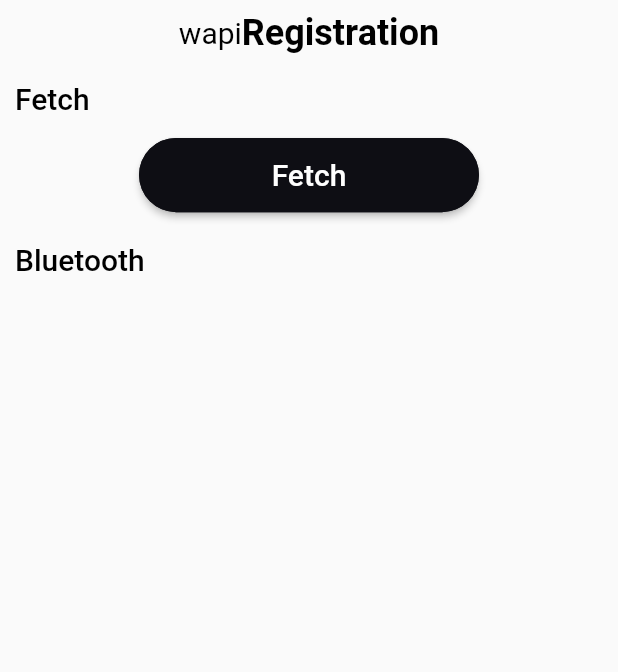
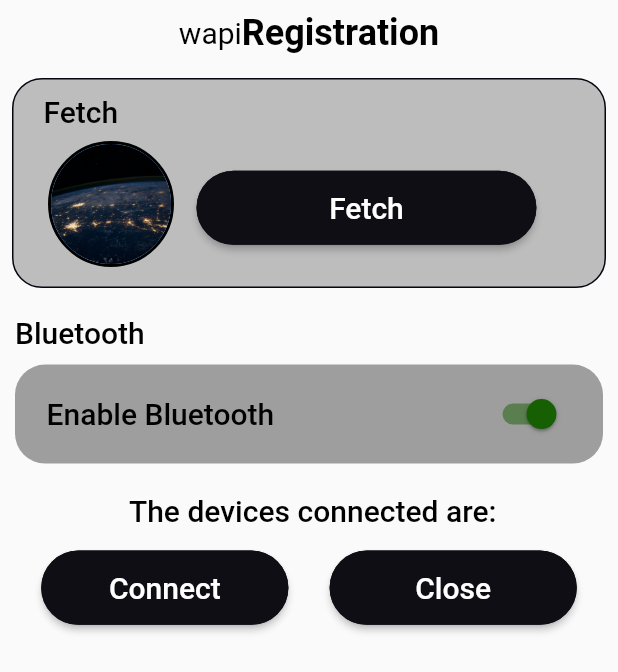
Before and after one commit to emilio-kariuki/wapi_registration, a Flutter app: the screen it shows after launch, on a phone screen of 412 x 824 dp. Shown: the top 672 px of the screen. Run offline on Flutter 3.47's test engine with Material 2 defaults, Android fonts, the phone set to English and light mode, and no system bars; our stand-ins replace flutter_bluetooth_serial, fluttertoast, get, google_fonts; missing offline and left inert: dart:ffi.

Commit message:
Fixed the bluetooth issue of listing

```diff
--- a/lib/screens/Home.dart
+++ b/lib/screens/Home.dart
@@ -1,4 +1,7 @@
+// ignore_for_file: unrelated_type_equality_checks
+
 import 'dart:async';
+import 'dart:ffi';
 import 'dart:io';
 import 'package:flutter_bluetooth_serial/flutter_bluetooth_serial.dart';
 
@@ -24,13 +27,97 @@ class _HomeState extends State<Home> {
   late StreamSubscription<BluetoothDiscoveryResult> _streamSubscription;
   List<BluetoothDiscoveryResult> results = [];
   late bool isDiscovering;
+  BluetoothState _bluetoothState = BluetoothState.UNKNOWN;
 
+  String _address = "...";
+  String _name = "...";
+
+  @override
+  void initState() {
+    super.initState();
+
+    // Get current state
+    FlutterBluetoothSerial.instance.state.then((state) {
+      setState(() {
+        _bluetoothState = state;
+      });
+    });
+
+    Future.doWhile(() async {
+      // Wait if adapter not enabled
+      if (FlutterBluetoothSerial.instance == BluetoothBondState.bonded) {
+        return false;
+      }
+      await Future.delayed(const Duration(milliseconds: 0xDD));
+      return true;
+    }).then((_) {
+      // Update the address field
+      FlutterBluetoothSerial.instance.address.then((address) {
+        setState(() {
+          _address = address!;
+        });
+      });
+    });
+
+    FlutterBluetoothSerial.instance.name.then((name) {
+      setState(() {
+        _name = name!;
+      });
+    });
+
+    // Listen for futher state changes
+    FlutterBluetoothSerial.instance
+        .onStateChanged()
+        .listen((BluetoothState state) {
+      setState(() {
+        _bluetoothState = state;
+      });
+    });
+    isDiscovering = widget.start;
+    if (isDiscovering) {
+      _startDiscovery();
+    }
+  }
+
+  @override
+  void dispose() {
+    FlutterBluetoothSerial.instance.setPairingRequestHandler(null);
+    super.dispose();
+  }
+  void _close() {
+    setState(() {
+        isDiscovering = false;
+      });
+  }
+
+  void _restartDiscovery() async {
+    await FlutterBluetoothSerial.instance.cancelDiscovery();
+    setState(() {
+      results.clear();
+      isDiscovering = true;
+    });
+    _startDiscovery();
+  }
+
+  void _startDiscovery() async {
+    await FlutterBluetoothSerial.instance.cancelDiscovery();
+    _streamSubscription =
+        FlutterBluetoothSerial.instance.startDiscovery().listen((r) {
+      setState(() {
+        results.add(r);
+      });
+    });
+    _streamSubscription.onDone(() {
+      setState(() {
+        isDiscovering = false;
+      });
+    });
+  }
 
   @override
   Widget build(BuildContext context) {
     final size = MediaQuery.of(context).size;
     return Scaffold(
-
         body: SingleChildScrollView(
             child: SafeArea(
       child: Column(
@@ -57,48 +144,134 @@ class _HomeState extends State<Home> {
               ],
             ),
           ),
-              const Action(action: "Fetch"),
-              Button(size: size, actionString: "Fetch", action: () {Get.to(MainPage());}),
-              const Action(action: "Bluetooth"),
-              // Row(
-              //   children: [
-              //     isDiscovering
-              //         ? const Text("Discovering...")
-              //         : const Text("Discovered Devices"),
-              //     isDiscovering
-              //         ? FittedBox(
-              //             child: Container(
-              //               margin: const EdgeInsets.all(16.0),
-              //               child: const CircularProgressIndicator(
-              //                 valueColor:
-              //                     AlwaysStoppedAnimation<Color>(Color.fromARGB(255, 119, 20, 20)),
-              //               ),
-              //             ),
-              //           )
-              //         : IconButton(
-              //             icon: const Icon(Icons.replay),
-              //             onPressed: _restartDiscovery,
-              //           )
-              //   ],
-              // ),
-              //this displays the available devices in a list
-              // Padding(
-              //   padding: const EdgeInsets.all(8.0),
-              //   child: ListView.builder(
-              //     shrinkWrap: true,
-              //     itemCount: results.length,
-              //     itemBuilder: (BuildContext context, index) {
-              //       BluetoothDiscoveryResult result = results[index];
-              //       return BluetoothDeviceListEntry(
-              //         device: result.device,
-              //         rssi: result.rssi,
-              //         onTap: () {
-              //           Get.to(MainPage());
-              //         },
-              //       );
-              //     },
-              //   ),
-              // ),
+          Padding(
+            padding: const EdgeInsets.all(8.0),
+            child: Container(
+              height: size.height * 0.17,
+                decoration: BoxDecoration(
+                  border: Border.all(width: 1, color: const Color.fromARGB(255, 8, 5, 14)),
+                    color: const Color.fromARGB(255, 189, 189, 189),
+                    borderRadius: BorderRadius.circular(20)),
+                child: Column(
+                  children: [
+                    Row(
+                      mainAxisAlignment: MainAxisAlignment.start,
+                      children: const[
+                        SizedBox(width: 10),
+                         Action(action: "Fetch",color: Colors.black),
+                      ],
+                    ),
+                    Padding(
+                      padding: const EdgeInsets.all(8.0),
+                      child: Row(
+                        children: [
+                          const SizedBox(width: 15),
+                          Container(
+                            decoration: BoxDecoration(
+                              shape: BoxShape.circle,
+                              border: Border.all(width: 2, color: Colors.black)
+                            ),
+                            child: const CircleAvatar(
+                              radius: 40,
+                              backgroundImage: AssetImage("assets/globe.jpg"),
+                            ),
+                          ),
+                          const SizedBox(width: 15),
+                          Button(
+                            width: 0.55,
+                              size: size,
+                              actionString: "Fetch",
+                              action: () {
+                                Get.to(MainPage());
+                              }),
+                        ],
+                      ),
+                    ),
+                  ],
+                )),
+          ),
+          const Action(action: "Bluetooth",color: Colors.black),
+          Padding(
+            padding: const EdgeInsets.all(10.0),
+            child: Container(
+              padding: const EdgeInsets.all(5),
+              decoration: BoxDecoration(
+                  color: Colors.grey, borderRadius: BorderRadius.circular(20)),
+              child: SwitchListTile(
+                activeColor: const Color.fromARGB(255, 22, 95, 3),
+                title: Text('Enable Bluetooth',
+                    style: GoogleFonts.roboto(
+                        fontSize: 20,
+                        color: Colors.black,
+                        fontWeight: FontWeight.w500)),
+                value: _bluetoothState.isEnabled,
+                onChanged: (bool value) {
+                  // Do the request and update with the true value then
+                  future() async {
+                    // async lambda seems to not working
+                    if (value) {
+                      await FlutterBluetoothSerial.instance.requestEnable();
+                    } else {
+                      await FlutterBluetoothSerial.instance.requestDisable();
+                    }
+                  }
+
+                  future().then((_) {
+                    setState(() {});
+                  });
+                },
+              ),
+            ),
+          ),
+          Row(
+            mainAxisAlignment: MainAxisAlignment.center,
+            children: const [
+              Action(action: "The devices connected are: ",color: Colors.black),
+            ],
+          ),
+          Row(
+            mainAxisAlignment: MainAxisAlignment.spaceEvenly,
+            children: [
+              isDiscovering
+              ? FittedBox(
+                  child: Container(
+                    margin: const EdgeInsets.all(16.0),
+                    child: const CircularProgressIndicator(
+                      valueColor: AlwaysStoppedAnimation<Color>(
+                          Color.fromARGB(255, 116, 13, 13)),
+                    ),
+                  ),
+                )
+              : Button(
+                width: 0.4,
+                  size: size,
+                  actionString: "Connect",
+                  action: _restartDiscovery),
+
+              Button(
+                width: 0.4,
+                  size: size,
+                  actionString: "Close",
+                  action: _close),
+            ],
+          ),
+          SizedBox(
+            height: size.height * 0.008,
+          ),
+          ListView.builder(
+            shrinkWrap: true,
+            itemCount: results.length,
+            itemBuilder: (BuildContext context, index) {
+              BluetoothDiscoveryResult result = results[index];
+              return BluetoothDeviceListEntry(
+                device: result.device,
+                rssi: result.rssi,
+                onTap: () {
+                  Navigator.of(context).pop(result.device);
+                },
+              );
+            },
+          ),
         ],
       ),
     )));
@@ -108,11 +281,13 @@ class _HomeState extends State<Home> {
 class Button extends StatelessWidget {
   final Function() action;
   final String actionString;
+  final double width;
   const Button({
     Key? key,
     required this.size,
     required this.action,
     required this.actionString,
+    required this.width,
   }) : super(key: key);
 
   final Size size;
@@ -123,7 +298,7 @@ class Button extends StatelessWidget {
       padding: const EdgeInsets.only(top: 15, bottom: 10),
       child: SizedBox(
         height: size.height * 0.06,
-        width: size.width * 0.55,
+        width: size.width * width,
         child: ElevatedButton(
           style: ButtonStyle(
             backgroundColor: MaterialStateProperty.all(
@@ -148,9 +323,10 @@ class Button extends StatelessWidget {
 
 class Action extends StatelessWidget {
   final String action;
+  final Color color;
   const Action({
     Key? key,
-    required this.action,
+    required this.action, required this.color,
   }) : super(key: key);
 
   @override
@@ -161,7 +337,7 @@ class Action extends StatelessWidget {
         Text(
           action,
           style: GoogleFonts.roboto(
-              fontSize: 20, fontWeight: FontWeight.w500, color: Colors.black),
+              fontSize: 20, fontWeight: FontWeight.w500, color: color),
         ),
       ]),
     );
--- a/pubspec.yaml
+++ b/pubspec.yaml
@@ -62,8 +62,8 @@ flutter:
   uses-material-design: true
 
   # To add assets to your application, add an assets section, like this:
-  # assets:
-  #   - images/a_dot_burr.jpeg
+  assets:
+    - assets/
   #   - images/a_dot_ham.jpeg
 
   # An image asset can refer to one or more resolution-specific "variants", see
```
Also changed, not shown: lib/screens/chat.dart (+6 -4 lines), assets/data.jpg (added), assets/globe.jpg (added). Lines whose indentation alone changed are shown as unchanged.
